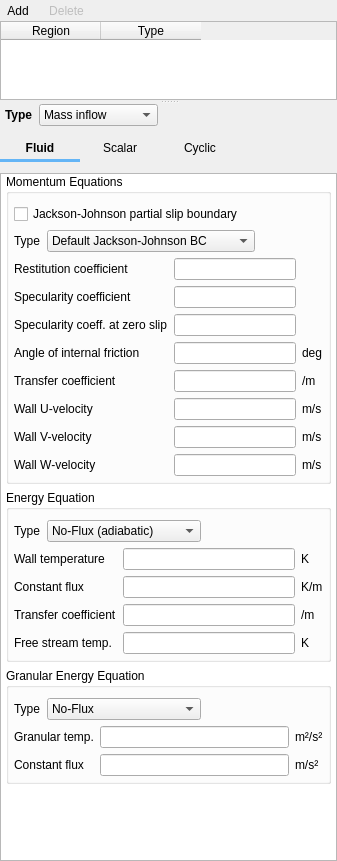
Qt form mfixgui/uifiles/boundary_conditions.ui (truongd8593/mfix) before a commit.
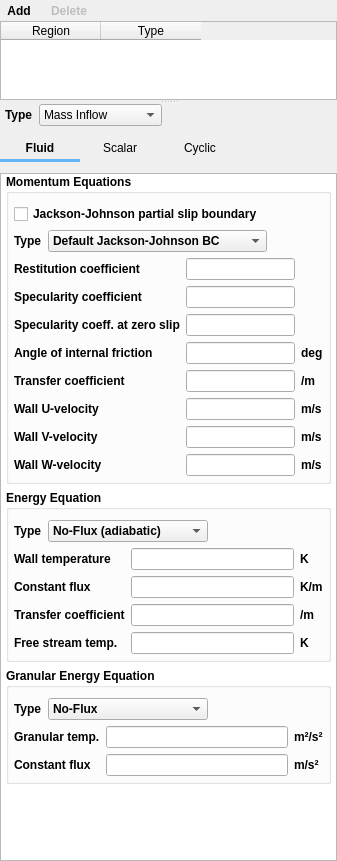
The same form after that commit. The open tabs and pages were chosen to show the change. Custom widgets are drawn as their Qt base class.

Commit message: bold some groupbox titles

What changed in the file:
```diff
--- a/mfixgui/uifiles/boundary_conditions.ui
+++ b/mfixgui/uifiles/boundary_conditions.ui
@@ -10,6 +10,12 @@
     <height>861</height>
    </rect>
   </property>
+  <property name="font">
+   <font>
+    <weight>75</weight>
+    <bold>true</bold>
+   </font>
+  </property>
   <property name="windowTitle">
    <string>Boundary Conditions</string>
   </property>
@@ -159,6 +165,12 @@
            <height>100</height>
           </size>
          </property>
+         <property name="font">
+          <font>
+           <weight>50</weight>
+           <bold>false</bold>
+          </font>
+         </property>
          <property name="selectionMode">
           <enum>QAbstractItemView::SingleSelection</enum>
          </property>
@@ -234,14 +246,20 @@
          </item>
          <item>
           <widget class="ComboBox" name="combobox_bc_type">
+           <property name="font">
+            <font>
+             <weight>50</weight>
+             <bold>false</bold>
+            </font>
+           </property>
            <item>
             <property name="text">
-             <string>Mass inflow</string>
+             <string>Mass Inflow</string>
             </property>
            </item>
            <item>
             <property name="text">
-             <string>Pressure inflow</string>
+             <string>Pressure Outflow</string>
             </property>
            </item>
            <item>
@@ -1620,6 +1638,12 @@
                 </property>
                 <item>
                  <widget class="QGroupBox" name="groupbox_solids_momentum_eq">
+                  <property name="font">
+                   <font>
+                    <weight>75</weight>
+                    <bold>true</bold>
+                   </font>
+                  </property>
                   <property name="title">
                    <string>Momentum Equations</string>
                   </property>
@@ -1823,6 +1847,12 @@
                 </item>
                 <item>
                  <widget class="QGroupBox" name="groupbox_solids_energy_eq">
+                  <property name="font">
+                   <font>
+                    <weight>75</weight>
+                    <bold>true</bold>
+                   </font>
+                  </property>
                   <property name="title">
                    <string>Energy Equation</string>
                   </property>
@@ -1963,6 +1993,12 @@
                 </item>
                 <item>
                  <widget class="QGroupBox" name="groupbox_solids_granular_energy_eq">
+                  <property name="font">
+                   <font>
+                    <weight>75</weight>
+                    <bold>true</bold>
+                   </font>
+                  </property>
                   <property name="title">
                    <string>Granular Energy Equation</string>
                   </property>
@@ -2390,6 +2426,12 @@
                <layout class="QVBoxLayout" name="verticalLayout_8">
                 <item>
                  <widget class="QGroupBox" name="groupbox_solids_po_optional">
+                  <property name="font">
+                   <font>
+                    <weight>75</weight>
+                    <bold>true</bold>
+                   </font>
+                  </property>
                   <property name="title">
                    <string>Optional</string>
                   </property>
```
